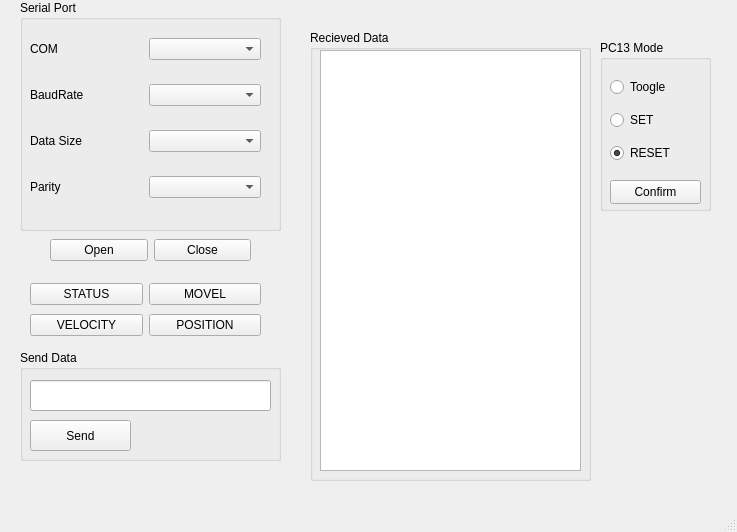
The window that COMPORT/mainwindow.ui (Vienchau/SerialPort_GUI_study) describes before a commit, drawn with Qt 5.
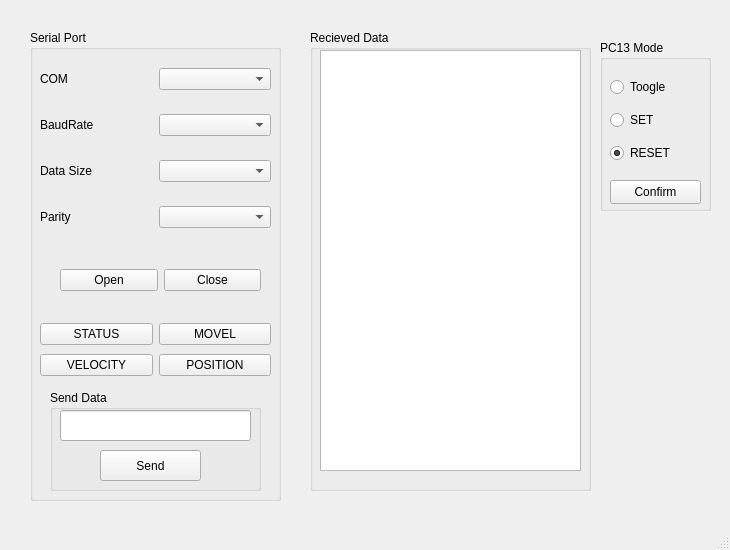
The same window after the commit. Icons and pictures are not drawn.

```diff
--- a/COMPORT/mainwindow.ui
+++ b/COMPORT/mainwindow.ui
@@ -6,10 +6,22 @@
    <rect>
     <x>0</x>
     <y>0</y>
-    <width>737</width>
-    <height>532</height>
+    <width>730</width>
+    <height>550</height>
    </rect>
   </property>
+  <property name="sizePolicy">
+   <sizepolicy hsizetype="Fixed" vsizetype="Fixed">
+    <horstretch>0</horstretch>
+    <verstretch>0</verstretch>
+   </sizepolicy>
+  </property>
+  <property name="maximumSize">
+   <size>
+    <width>730</width>
+    <height>550</height>
+   </size>
+  </property>
   <property name="windowTitle">
    <string>MainWindow</string>
   </property>
@@ -30,97 +42,13 @@
       <x>310</x>
       <y>30</y>
       <width>281</width>
-      <height>451</height>
+      <height>461</height>
      </rect>
     </property>
     <property name="title">
      <string>Recieved Data</string>
     </property>
    </widget>
-   <widget class="QLineEdit" name="lineEdit">
-    <property name="geometry">
-     <rect>
-      <x>30</x>
-      <y>380</y>
-      <width>241</width>
-      <height>31</height>
-     </rect>
-    </property>
-   </widget>
-   <widget class="QPushButton" name="sendButton">
-    <property name="geometry">
-     <rect>
-      <x>30</x>
-      <y>420</y>
-      <width>101</width>
-      <height>31</height>
-     </rect>
-    </property>
-    <property name="text">
-     <string>Send</string>
-    </property>
-   </widget>
-   <widget class="QGroupBox" name="groupBox_2">
-    <property name="geometry">
-     <rect>
-      <x>20</x>
-      <y>350</y>
-      <width>261</width>
-      <height>111</height>
-     </rect>
-    </property>
-    <property name="title">
-     <string>Send Data</string>
-    </property>
-   </widget>
-   <widget class="QWidget" name="layoutWidget">
-    <property name="geometry">
-     <rect>
-      <x>30</x>
-      <y>280</y>
-      <width>231</width>
-      <height>61</height>
-     </rect>
-    </property>
-    <layout class="QHBoxLayout" name="horizontalLayout">
-     <item>
-      <layout class="QVBoxLayout" name="verticalLayout_2">
-       <item>
-        <widget class="QPushButton" name="sttButton">
-         <property name="text">
-          <string>STATUS</string>
-         </property>
-        </widget>
-       </item>
-       <item>
-        <widget class="QPushButton" name="velButton">
-         <property name="text">
-          <string>VELOCITY</string>
-         </property>
-        </widget>
-       </item>
-      </layout>
-     </item>
-     <item>
-      <layout class="QVBoxLayout" name="verticalLayout_3">
-       <item>
-        <widget class="QPushButton" name="movButton">
-         <property name="text">
-          <string>MOVEL</string>
-         </property>
-        </widget>
-       </item>
-       <item>
-        <widget class="QPushButton" name="posButton">
-         <property name="text">
-          <string>POSITION</string>
-         </property>
-        </widget>
-       </item>
-      </layout>
-     </item>
-    </layout>
-   </widget>
    <widget class="QLabel" name="label_2">
     <property name="geometry">
      <rect>
@@ -140,32 +68,6 @@
      <bool>true</bool>
     </property>
    </widget>
-   <widget class="QWidget" name="layoutWidget">
-    <property name="geometry">
-     <rect>
-      <x>50</x>
-      <y>220</y>
-      <width>201</width>
-      <height>61</height>
-     </rect>
-    </property>
-    <layout class="QHBoxLayout" name="horizontalLayout_6">
-     <item>
-      <widget class="QPushButton" name="openButton">
-       <property name="text">
-        <string>Open</string>
-       </property>
-      </widget>
-     </item>
-     <item>
-      <widget class="QPushButton" name="closeButton">
-       <property name="text">
-        <string>Close</string>
-       </property>
-      </widget>
-     </item>
-    </layout>
-   </widget>
    <widget class="QGroupBox" name="groupBox_3">
     <property name="geometry">
      <rect>
@@ -228,15 +130,18 @@
      </property>
     </widget>
    </widget>
+   <widget class="QWidget" name="verticalLayoutWidget">
+    <property name="geometry">
+     <rect>
+      <x>30</x>
+      <y>30</y>
+      <width>251</width>
+      <height>471</height>
+     </rect>
+    </property>
+    <layout class="QVBoxLayout" name="verticalLayout_5">
+     <item>
    <widget class="QGroupBox" name="groupBox_4">
-    <property name="geometry">
-     <rect>
-      <x>20</x>
-      <y>0</y>
-      <width>261</width>
-      <height>231</height>
-     </rect>
-    </property>
     <property name="title">
      <string>Serial Port</string>
     </property>
@@ -308,8 +213,120 @@
       </item>
      </layout>
     </widget>
-   </widget>
-   <zorder>layoutWidget</zorder>
+       <widget class="QWidget" name="layoutWidget">
+        <property name="geometry">
+         <rect>
+          <x>30</x>
+          <y>220</y>
+          <width>201</width>
+          <height>61</height>
+         </rect>
+        </property>
+        <layout class="QHBoxLayout" name="horizontalLayout_6">
+         <item>
+          <widget class="QPushButton" name="openButton">
+           <property name="text">
+            <string>Open</string>
+           </property>
+          </widget>
+         </item>
+         <item>
+          <widget class="QPushButton" name="closeButton">
+           <property name="text">
+            <string>Close</string>
+           </property>
+          </widget>
+         </item>
+        </layout>
+       </widget>
+       <widget class="QWidget" name="layoutWidget">
+        <property name="geometry">
+         <rect>
+          <x>10</x>
+          <y>290</y>
+          <width>231</width>
+          <height>61</height>
+         </rect>
+        </property>
+        <layout class="QHBoxLayout" name="horizontalLayout">
+         <item>
+          <layout class="QVBoxLayout" name="verticalLayout_2">
+           <item>
+            <widget class="QPushButton" name="sttButton">
+             <property name="text">
+              <string>STATUS</string>
+             </property>
+            </widget>
+           </item>
+           <item>
+            <widget class="QPushButton" name="velButton">
+             <property name="text">
+              <string>VELOCITY</string>
+             </property>
+            </widget>
+           </item>
+          </layout>
+         </item>
+         <item>
+          <layout class="QVBoxLayout" name="verticalLayout_3">
+           <item>
+            <widget class="QPushButton" name="movButton">
+             <property name="text">
+              <string>MOVEL</string>
+             </property>
+            </widget>
+           </item>
+           <item>
+            <widget class="QPushButton" name="posButton">
+             <property name="text">
+              <string>POSITION</string>
+             </property>
+            </widget>
+           </item>
+          </layout>
+         </item>
+        </layout>
+       </widget>
+       <widget class="QGroupBox" name="groupBox_2">
+        <property name="geometry">
+         <rect>
+          <x>20</x>
+          <y>360</y>
+          <width>211</width>
+          <height>101</height>
+         </rect>
+        </property>
+        <property name="title">
+         <string>Send Data</string>
+        </property>
+        <widget class="QLineEdit" name="lineEdit">
+         <property name="geometry">
+          <rect>
+           <x>10</x>
+           <y>20</y>
+           <width>191</width>
+           <height>31</height>
+          </rect>
+         </property>
+        </widget>
+        <widget class="QPushButton" name="sendButton">
+         <property name="geometry">
+          <rect>
+           <x>50</x>
+           <y>60</y>
+           <width>101</width>
+           <height>31</height>
+          </rect>
+         </property>
+         <property name="text">
+          <string>Send</string>
+         </property>
+        </widget>
+       </widget>
+      </widget>
+     </item>
+    </layout>
+   </widget>
    <zorder>groupBox</zorder>
    <zorder>groupBox_2</zorder>
    <zorder>textBrowser</zorder>
```
Left out of the diff: 10 changed lines with no effect on the pictures. Lines whose indentation alone changed are shown as unchanged.
